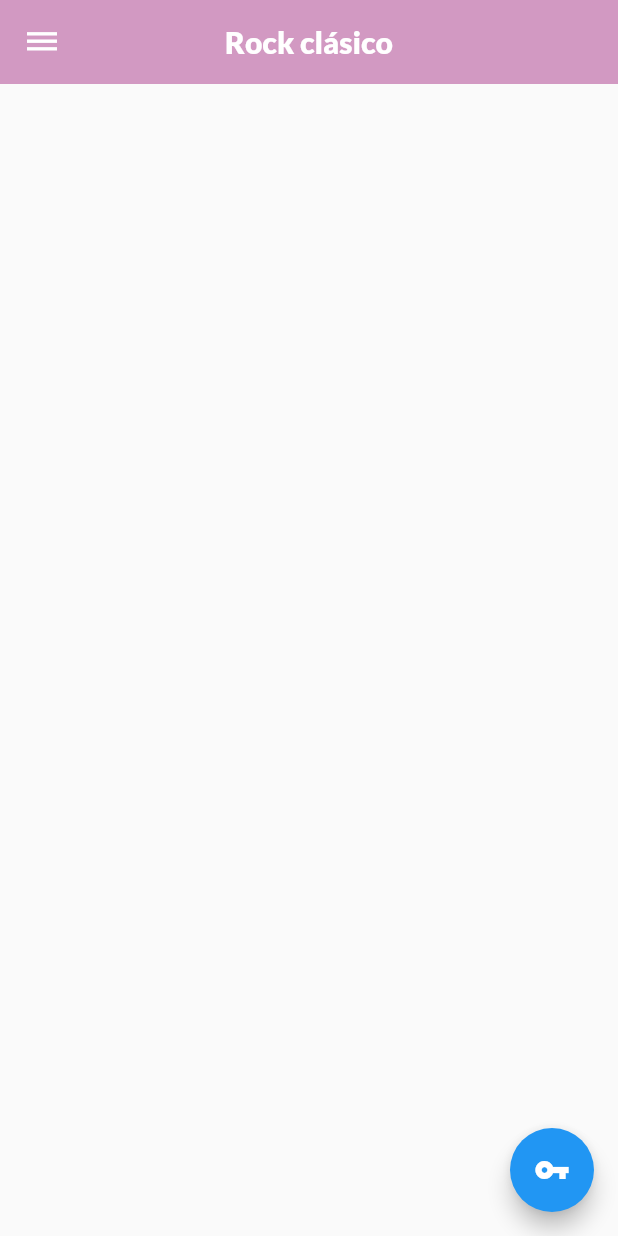
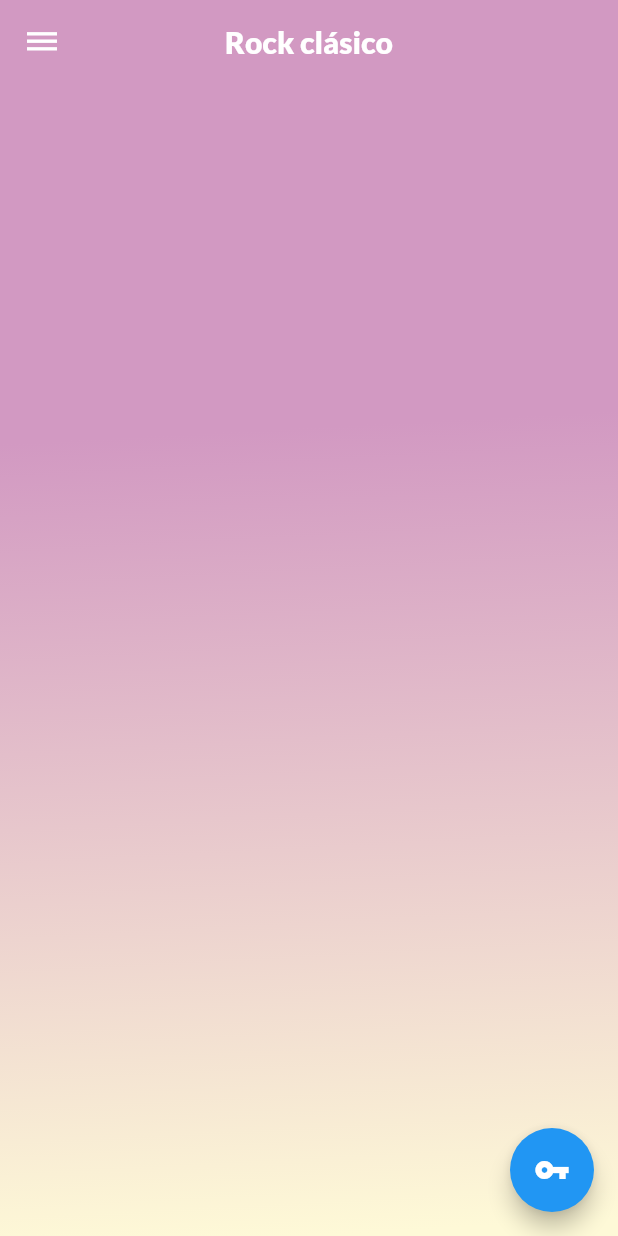
Before and after one commit to eagskunst/Flutter-Bands-List-App, a Flutter app: the screen it shows after launch, on a phone screen of 412 x 824 dp. Run offline on Flutter 3.47's test engine with Material 2 defaults, Android fonts, the phone set to English and light mode, and no system bars.

Commit message:
Creando el CustomBackground con parametros nombrados requeridos

```diff
--- /dev/null
+++ b/lib/custom_background.dart
@@ -0,0 +1,24 @@
+import 'package:flutter/material.dart';
+
+class CustomBackground extends StatelessWidget {
+
+  final List<Color> gradientColors;
+
+  CustomBackground({ Key key, @required this.gradientColors });
+
+  @override
+  Widget build(BuildContext context) {
+    return Container(
+      height: MediaQuery.of(context).size.height,
+      width: MediaQuery.of(context).size.width,
+      decoration: BoxDecoration(
+          gradient: LinearGradient(
+              colors: gradientColors,
+              begin: Alignment(-0.2, -1.0),
+              end: Alignment(0.0, 1.0),
+              stops: [0.3,1.0]
+          )
+      ),
+    );
+  }
+}
--- a/lib/main.dart
+++ b/lib/main.dart
@@ -1,4 +1,5 @@
 import 'package:flutter/material.dart';
+import 'package:flutter_movie_test_app/custom_background.dart';
 
 void main() => runApp(MyApp());
 
@@ -46,7 +47,13 @@ class HomeScreen extends StatelessWidget {
         elevation: 0.0,
         backgroundColor: Color(0xFFD299C2),
       ),
-      body: Container(),
+      body: Container(
+        child: CustomBackground(
+            gradientColors: [
+          Color(0xFFD299C2),
+          Color(0xFFfef9d7)
+        ]),
+      ),
       floatingActionButton: Builder(builder: (BuildContext context){
         return FloatingActionButton(
           child: Icon(Icons.vpn_key),
```
